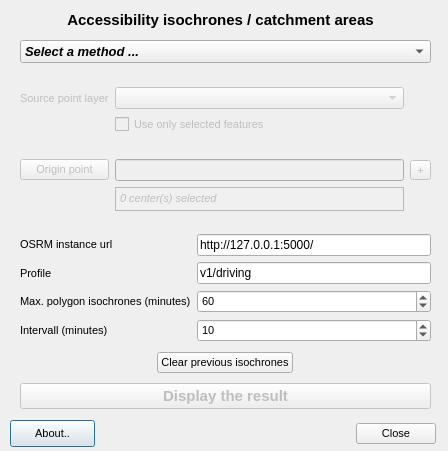
Before: the Qt Designer form ui/osrm_access_dialog_base.ui in mthh/osrm-qgis-plugin, drawn with Qt 5.
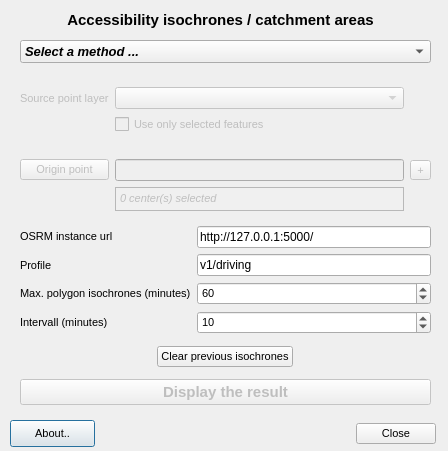
After: the same form once the commit is applied. Custom widgets are drawn as their Qt base class.

Diff of the .ui file:
```diff
--- a/ui/osrm_access_dialog_base.ui
+++ b/ui/osrm_access_dialog_base.ui
@@ -281,9 +281,9 @@
    <property name="geometry">
     <rect>
      <x>20</x>
-     <y>230</y>
+     <y>220</y>
      <width>411</width>
-     <height>184</height>
+     <height>192</height>
     </rect>
    </property>
    <layout class="QGridLayout" name="gridLayout_3">
@@ -336,7 +336,7 @@
       <item row="2" column="1">
        <widget class="QSpinBox" name="spinBox_max">
         <property name="minimum">
-         <number>30</number>
+         <number>20</number>
         </property>
         <property name="maximum">
          <number>80</number>
@@ -352,10 +352,10 @@
       <item row="3" column="1">
        <widget class="QSpinBox" name="spinBox_intervall">
         <property name="minimum">
-         <number>5</number>
+         <number>2</number>
         </property>
         <property name="maximum">
-         <number>15</number>
+         <number>20</number>
         </property>
         <property name="singleStep">
          <number>2</number>
```
Left out of the diff: 4 changed lines with no effect on the pictures.
